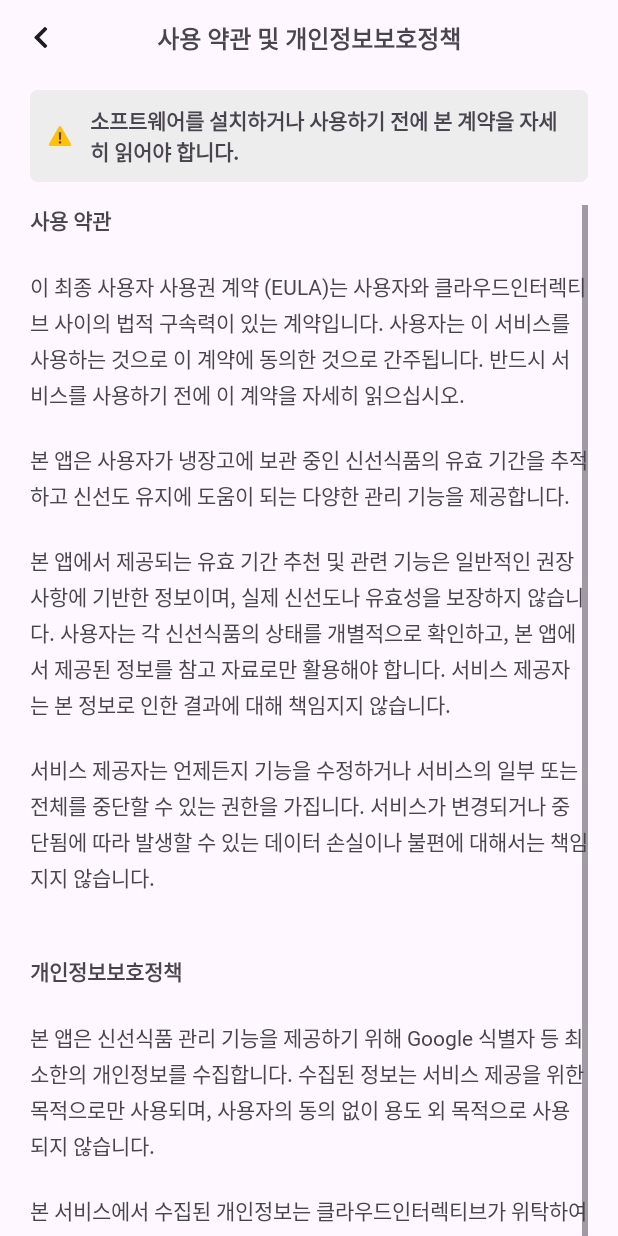
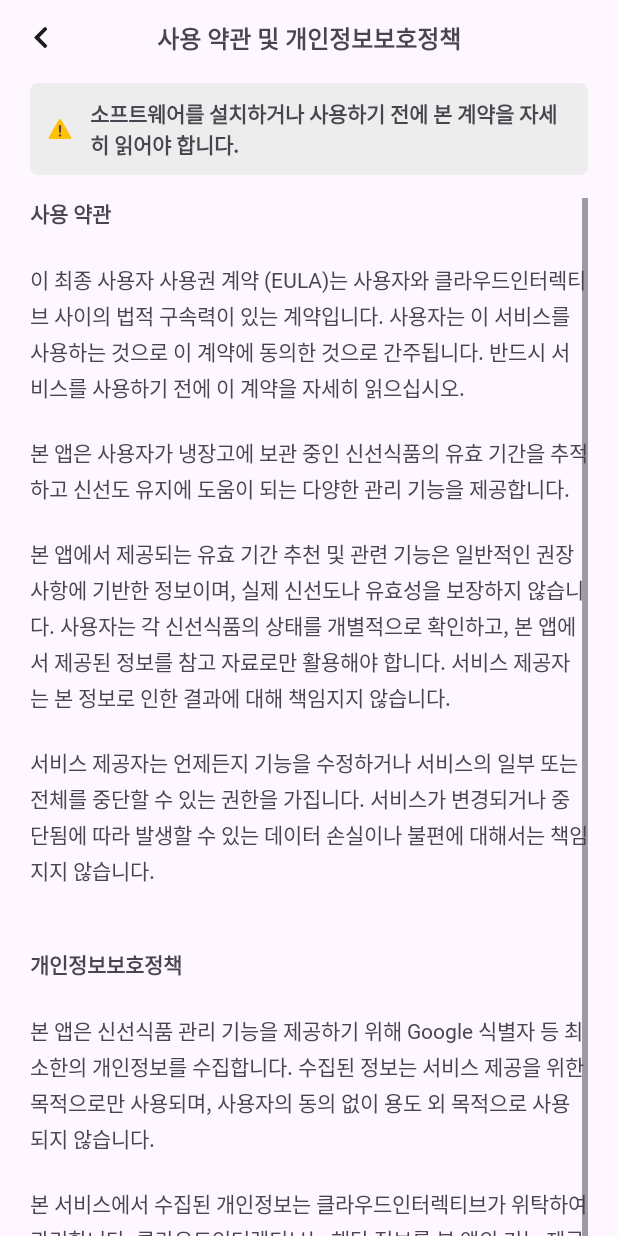
Before and after one commit to shpack1234/MobileProgramming, an Android app: the TosActivity screen opened directly, with no data from a screen before it, on a phone screen of 412 x 824 dp. Run offline under Robolectric (Android 15) with nearby library versions, the phone set to English and light mode, and no system bars; our stand-ins replace Dagger/Hilt's generated code.

Commit message:
chore: change to use InfoCard view

```diff
--- a/app/src/main/res/layout/activity_tos.xml
+++ b/app/src/main/res/layout/activity_tos.xml
@@ -14,52 +14,27 @@
         android:layout_height="wrap_content"
         app:title="@string/tos_title"/>
 
-    <androidx.constraintlayout.widget.ConstraintLayout
+    <com.ref.project.Views.InfoCard
+        android:id="@+id/tosWarning"
+        app:layout_constraintTop_toBottomOf="@id/tosTitleBar"
+        android:layout_width="match_parent"
+        android:layout_height="wrap_content"
         android:layout_marginStart="20dp"
         android:layout_marginEnd="20dp"
-        android:id="@+id/tos_warning"
-        android:layout_width="match_parent"
-        android:layout_height="wrap_content"
-        app:layout_constraintEnd_toEndOf="parent"
-        app:layout_constraintStart_toStartOf="parent"
-        app:layout_constraintTop_toBottomOf="@+id/tosTitleBar"
-        android:background="@drawable/card_background"
-        android:layout_marginTop="10dp"
-        android:padding="10dp">
-
-        <ImageView
-            android:id="@+id/imageView"
-            android:layout_width="20dp"
-            android:layout_height="20dp"
-            android:importantForAccessibility="no"
-            android:src="@drawable/warning_icon"
-            app:layout_constraintBottom_toBottomOf="parent"
-            app:layout_constraintStart_toStartOf="parent"
-            app:layout_constraintTop_toTopOf="parent" />
-
-        <TextView
-            android:layout_width="0dp"
-            android:layout_height="wrap_content"
-            android:text="@string/tos_warning"
-            android:layout_marginStart="10dp"
-            app:layout_constraintBottom_toBottomOf="parent"
-            app:layout_constraintEnd_toEndOf="parent"
-            app:layout_constraintStart_toEndOf="@+id/imageView"
-            app:layout_constraintTop_toTopOf="parent"
-            android:breakStrategy="simple"
-            android:textFontWeight="700"
-            android:fontFamily="@font/pretendard"/>
-
-    </androidx.constraintlayout.widget.ConstraintLayout>
+        android:layout_marginTop="5dp"
+        android:layout_marginBottom="5dp"
+        android:elevation="3dp"
+        app:infoCardIcon="@drawable/warning_icon"
+        app:infoCardContent="@string/tos_warning"/>
 
     <TextView
         android:layout_marginStart="20dp"
         android:layout_marginEnd="20dp"
         app:layout_constraintStart_toStartOf="parent"
-        app:layout_constraintTop_toBottomOf="@+id/tos_warning"
+        app:layout_constraintTop_toBottomOf="@+id/tosWarning"
         android:id="@+id/tosBodyText"
         android:layout_width="match_parent"
-        android:layout_height="0dp"
+        android:layout_height="wrap_content"
         android:scrollbars="vertical"
         android:text="@string/tos_body"
         android:textFontWeight="400"
```
